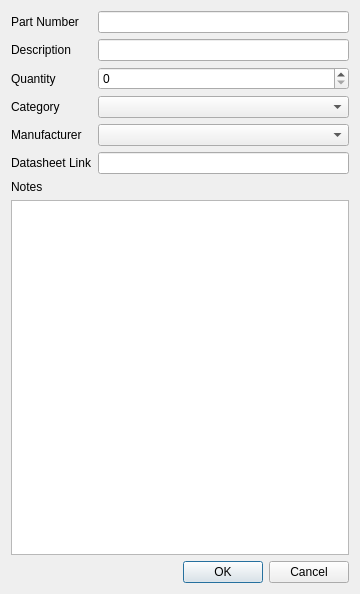
Old version of the form qtui/src/ComponentEditDialog.ui in the repository hpmachining/ComponentInventory.
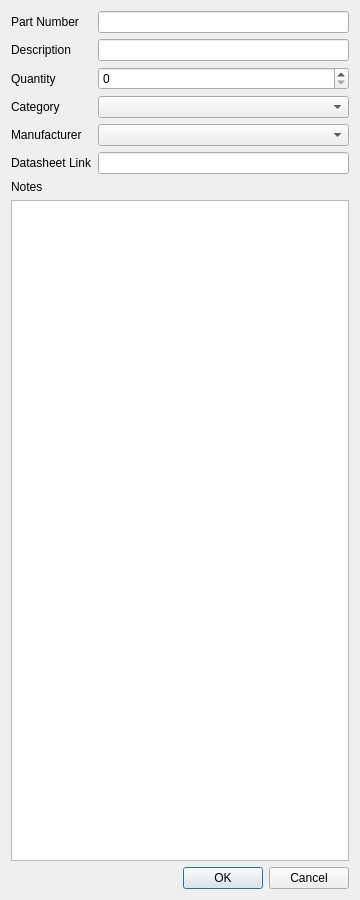
New version of the form.

Commit message:
WIP: capacitor editor unit selection UI
- Add unit dropdowns for capacitance and leakage current
- Keep existing spin box fields intact
- UI-only change; no unit conversion logic yet

```diff
--- a/qtui/src/ComponentEditDialog.ui
+++ b/qtui/src/ComponentEditDialog.ui
@@ -7,7 +7,7 @@
     <x>0</x>
     <y>0</y>
     <width>360</width>
-    <height>594</height>
+    <height>900</height>
    </rect>
   </property>
   <property name="sizePolicy">
```
The commit also changes 1 other file.
